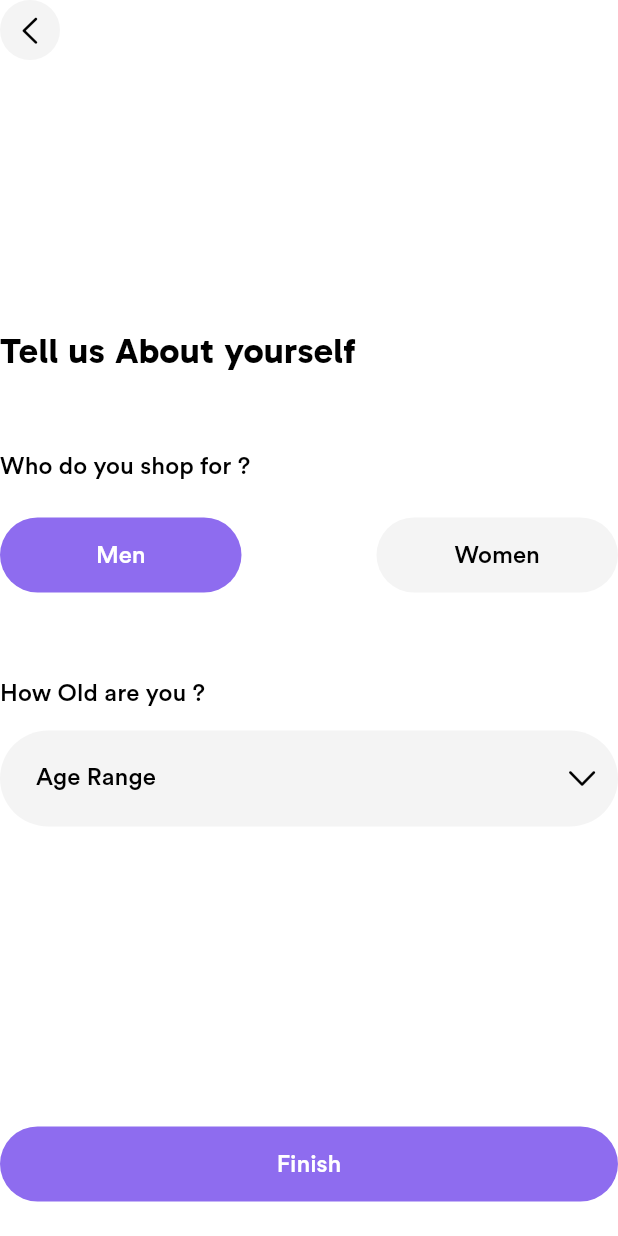
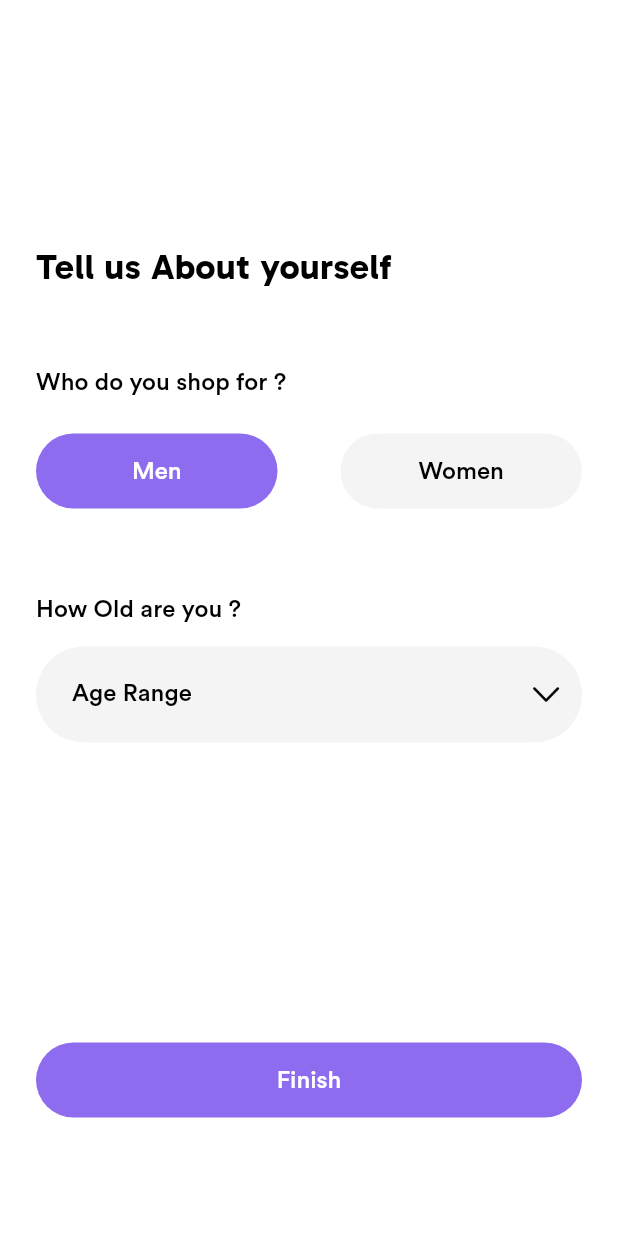
Before and after one commit to Roshandevelops/Weyra, a Flutter app: the CreateAccountScreen screen opened directly, after a tap on "Continue", on a phone screen of 412 x 824 dp. Run offline on Flutter 3.47's test engine with Material 3 defaults, Android fonts, the phone set to English and light mode, and no system bars; network calls fail.

```diff
--- a/lib/presentation/auth/details/details_screen.dart
+++ b/lib/presentation/auth/details/details_screen.dart
@@ -2,7 +2,6 @@ import 'package:clot/presentation/auth/signin/signin_screen.dart';
 import 'package:clot/utils/constants/app_colors.dart';
 import 'package:clot/widgets/app_button_widget.dart';
 import 'package:clot/widgets/app_dropdown_button_widget.dart';
-import 'package:clot/widgets/custom_scaffold.dart';
 import 'package:flutter/material.dart';
 
 class DetailsScreen extends StatefulWidget {
@@ -19,9 +18,12 @@ class _DetailsScreenState extends State<DetailsScreen> {
 
   @override
   Widget build(BuildContext context) {
-    return CustomScaffold(
-      showAppBar: true,
-      body: Column(
+    return Scaffold(
+      // showAppBar: true,
+      body: SingleChildScrollView(
+        child: Padding(
+          padding: EdgeInsets.symmetric(horizontal: 24),
+          child: Column(
             crossAxisAlignment: CrossAxisAlignment.start,
             children: [
               const SizedBox(height: 161),
@@ -65,8 +67,9 @@ class _DetailsScreenState extends State<DetailsScreen> {
                           ? KAppColors.primaryColor
                           : KAppColors.kFillColor,
                       buttonText: "Women",
-                  textColor:
-                      !isMenSelected ? KAppColors.kwhite : KAppColors.kblack,
+                      textColor: !isMenSelected
+                          ? KAppColors.kwhite
+                          : KAppColors.kblack,
                       onTap: () {
                         setState(() {
                           isMenSelected = false;
@@ -113,6 +116,8 @@ class _DetailsScreenState extends State<DetailsScreen> {
               ),
             ],
           ),
+        ),
+      ),
     );
   }
 }
--- a/lib/theme/app_theme.dart
+++ b/lib/theme/app_theme.dart
@@ -23,6 +23,7 @@ class AppTheme {
     inputDecorationTheme: KTextFormFieldTheme.lightInputDecorationTheme,
     checkboxTheme: KCheckboxTheme.lightCheckBoxTheme,
   );
+
   static ThemeData darkTheme = ThemeData(
     useMaterial3: true,
     brightness: Brightness.dark,
--- a/lib/utils/constants/app_colors.dart
+++ b/lib/utils/constants/app_colors.dart
@@ -15,6 +15,6 @@ class KAppColors {
 
   /// textField fill colors
 
-  static Color labelColor = const Color(0xff272727).withOpacity(0.5);
-  static Color hintColor = const Color(0xff272727).withOpacity(0.5);
+  static Color hintLabelColor = const Color(0xff272727).withOpacity(0.5);
+  static Color searchFieldItemColor = const Color(0xff272727);
 }
--- a/lib/widgets/app_textform_field_widget.dart
+++ b/lib/widgets/app_textform_field_widget.dart
@@ -2,34 +2,45 @@ import 'package:clot/utils/constants/app_colors.dart';
 import 'package:flutter/material.dart';
 
 class TextformFieldWidget extends StatelessWidget {
-  const TextformFieldWidget({
-    super.key,
+  const TextformFieldWidget(
+      {super.key,
       this.labelText,
       this.hintText,
-  });
+      this.prefixIcon,
+      this.suffixIcon,
+      this.border,
+      this.borderRadius,
+      this.hintStyle});
 
   final String? labelText;
   final String? hintText;
+  final Widget? suffixIcon;
+  final Widget? prefixIcon;
+  final InputBorder? border;
+  final double? borderRadius;
+  final TextStyle? hintStyle;
 
   @override
   Widget build(BuildContext context) {
     return TextFormField(
       decoration: InputDecoration(
+        suffixIcon: suffixIcon,
+        prefixIcon: prefixIcon,
         labelText: labelText,
         hintText: hintText,
         filled: true,
         fillColor: KAppColors.kFillColor,
-        hintStyle: TextStyle(color: KAppColors.hintColor),
-        labelStyle: TextStyle(
-          color: KAppColors.labelColor,
-        ),
+        hintStyle: hintStyle ?? TextStyle(color: KAppColors.hintLabelColor),
+        labelStyle: TextStyle(color: KAppColors.hintLabelColor),
         // Border when the field is enabled (not focused)
-        enabledBorder: OutlineInputBorder(
+        enabledBorder: border ??
+            OutlineInputBorder(
               borderRadius: BorderRadius.circular(4),
               borderSide: BorderSide.none,
             ),
         // Border when the field is focused
-        focusedBorder: OutlineInputBorder(
+        focusedBorder: border ??
+            OutlineInputBorder(
               borderRadius: BorderRadius.circular(4),
               borderSide: BorderSide.none,
             ),
--- a/lib/widgets/custom_scaffold.dart
+++ b/lib/widgets/custom_scaffold.dart
@@ -1,39 +1,45 @@
-import 'package:clot/utils/constants/app_colors.dart';
-import 'package:flutter/cupertino.dart';
-import 'package:flutter/material.dart';
+// import 'package:clot/utils/constants/app_colors.dart';
+// import 'package:flutter/cupertino.dart';
+// import 'package:flutter/material.dart';
 
-class CustomScaffold extends StatelessWidget {
-  const CustomScaffold(
-      {super.key, required this.body, this.appBar, this.showAppBar = true});
+// class CustomScaffold extends StatelessWidget {
+//   const CustomScaffold(
+//       {super.key,
+//       required this.body,
+//       this.appBar,
+//       this.showAppBar = true,
+//       this.automaticallyImplyLeading = false});
 
-  final Widget? body;
-  final PreferredSizeWidget? appBar;
-  final bool showAppBar;
+//   final Widget? body;
+//   final PreferredSizeWidget? appBar;
+//   final bool showAppBar;
+//   final bool automaticallyImplyLeading;
 
-  @override
-  Widget build(BuildContext context) {
-    return Scaffold(
-      body: body,
-      appBar: showAppBar
-          ? AppBar(
-              leading: IconButton(
-                padding: EdgeInsets.zero,
-                onPressed: () {
-                  Navigator.of(context).pop();
-                },
-                icon: Align(
-                  alignment: Alignment.topLeft,
-                  child: Container(
-                    height: 40,
-                    width: 40,
-                    decoration: BoxDecoration(
-                        color: KAppColors.kFillColor, shape: BoxShape.circle),
-                    child: Icon(CupertinoIcons.left_chevron),
-                  ),
-                ),
-              ),
-            )
-          : null,
-    );
-  }
-}
+//   @override
+//   Widget build(BuildContext context) {
+//     return Scaffold(
+//       body: body,
+//       appBar: showAppBar
+//           ? AppBar(
+//               automaticallyImplyLeading: automaticallyImplyLeading,
+//               leading: IconButton(
+//                 padding: EdgeInsets.zero,
+//                 onPressed: () {
+//                   Navigator.of(context).pop();
+//                 },
+//                 icon: Align(
+//                   alignment: Alignment.topLeft,
+//                   child: Container(
+//                     height: 40,
+//                     width: 40,
+//                     decoration: BoxDecoration(
+//                         color: KAppColors.kFillColor, shape: BoxShape.circle),
+//                     child: Icon(CupertinoIcons.left_chevron),
+//                   ),
+//                 ),
+//               ),
+//             )
+//           : null,
+//     );
+//   }
+// }
```
Also changed, not shown: lib/presentation/auth/signin/signin_screen.dart (+10 -1 lines), lib/presentation/home/home_screen.dart (added, +60 -0 lines), lib/presentation/home/widgets/category_widget.dart (added, +50 -0 lines), lib/presentation/home/widgets/search_widget.dart (added, +29 -0 lines), lib/presentation/home/widgets/section_header.dart (added, +23 -0 lines), 2 other files. Lines whose indentation alone changed are shown as unchanged.
